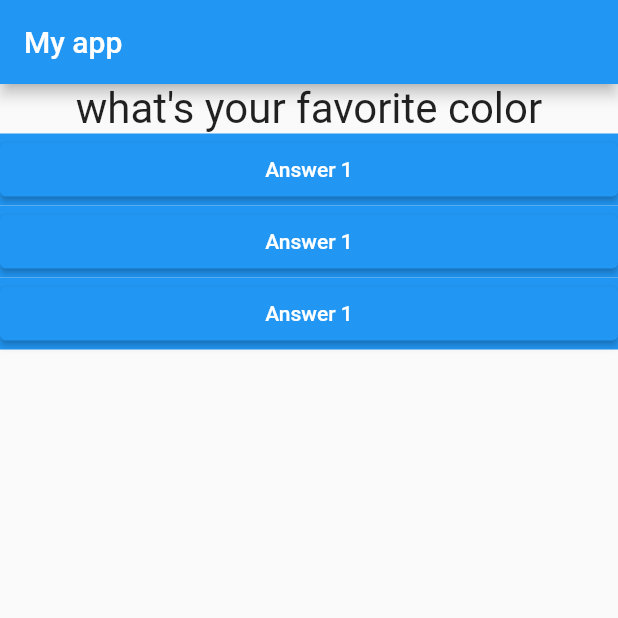
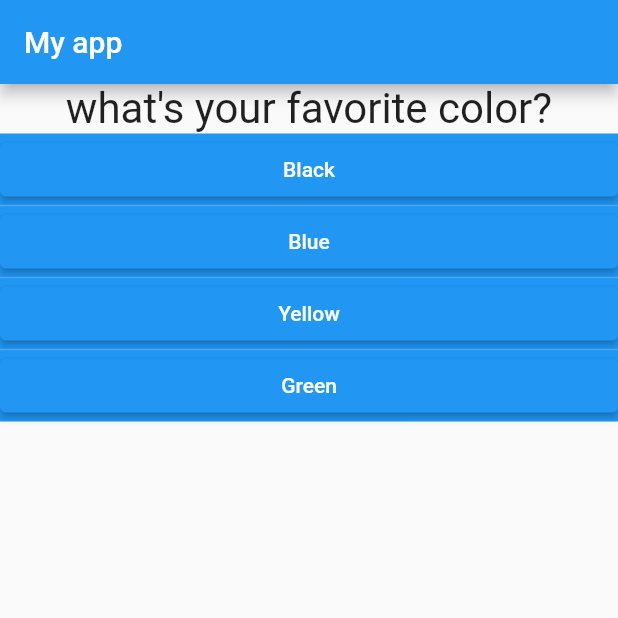
Before and after one commit to jishkln/i_quiz, a Flutter app: the screen it shows after launch, on a phone screen of 412 x 824 dp, the top half of it. Run offline on Flutter 3.47's test engine with Material 2 defaults, Android fonts, the light colour scheme and no system bars.

Commit message:
second one

```diff
--- a/lib/answer.dart
+++ b/lib/answer.dart
@@ -1,8 +1,9 @@
 import 'package:flutter/material.dart';
 
 class Answer extends StatelessWidget {
-  const Answer({super.key, required this.selectHandler});
-  final VoidCallback selectHandler;
+  const Answer({super.key, required this.selectHandler, required this.answers});
+  final Function() selectHandler;
+  final String answers;
 
   @override
   Widget build(BuildContext context) {
@@ -11,7 +12,7 @@ class Answer extends StatelessWidget {
       color: Colors.blue,
       child: ElevatedButton(
         onPressed: selectHandler,
-        child: const Text("Answer 1"),
+        child: Text(answers),
       ),
     );
   }
--- a/lib/main.dart
+++ b/lib/main.dart
@@ -15,21 +15,33 @@ class MyApp extends StatefulWidget {
 }
 
 class _MyAppState extends State<MyApp> {
+  final qustions = const [
+    {
+      'questionText': 'what\'s your favorite color?',
+      'answers': ['Black', 'Blue', 'Yellow', 'Green'],
+    },
+    {
+      'questionText': 'what\'s your favorite animal?',
+      'answers': ['Dog', 'Tiger', 'Lion', 'Cat'],
+    },
+    {
+      'questionText': 'what\'s your favorite Teacher?',
+      'answers': ['John', 'Amith', 'Amal', 'Pranav'],
+    },
+  ];
+
   var _qustionIndex = 0;
   void _answerQustion() {
-    setState(() {
-      _qustionIndex = _qustionIndex + 1;
-    });
+    if (_qustionIndex < qustions.length - 1) {
+      setState(() {
+        _qustionIndex = _qustionIndex + 1;
+      });
+    }
     log(_qustionIndex.toString());
   }
 
   @override
   Widget build(BuildContext context) {
-    var qustions = [
-      'what\'s your favorite color',
-      'what\'s your favorite animal',
-    ];
-
     return MaterialApp(
       home: Scaffold(
         appBar: AppBar(
@@ -40,11 +52,12 @@ class _MyAppState extends State<MyApp> {
         body: Column(
           children: [
             Qustions(
-              qustionText: qustions[_qustionIndex],
+              qustionText: qustions[_qustionIndex]['questionText'] as String,
             ),
-            Answer(selectHandler: _answerQustion),
-            Answer(selectHandler: _answerQustion),
-            Answer(selectHandler: _answerQustion),
+            ...(qustions[_qustionIndex]['answers'] as List<String>)
+                .map((answer) {
+              return Answer(selectHandler: _answerQustion, answers: answer);
+            }).toList()
           ],
         ),
       ),
```
